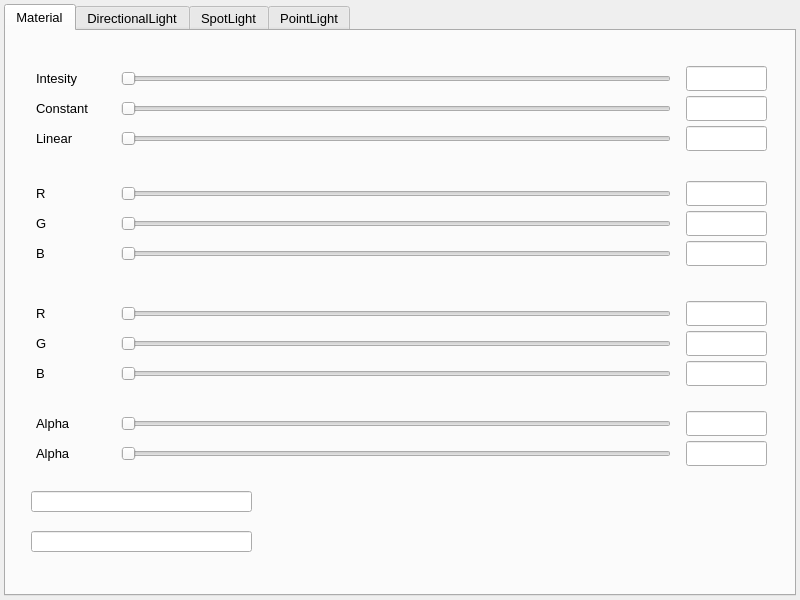
The window that mw4/gui/widgets/material.ui (mworion/MountWizzard4) describes before a commit, drawn with Qt 5.
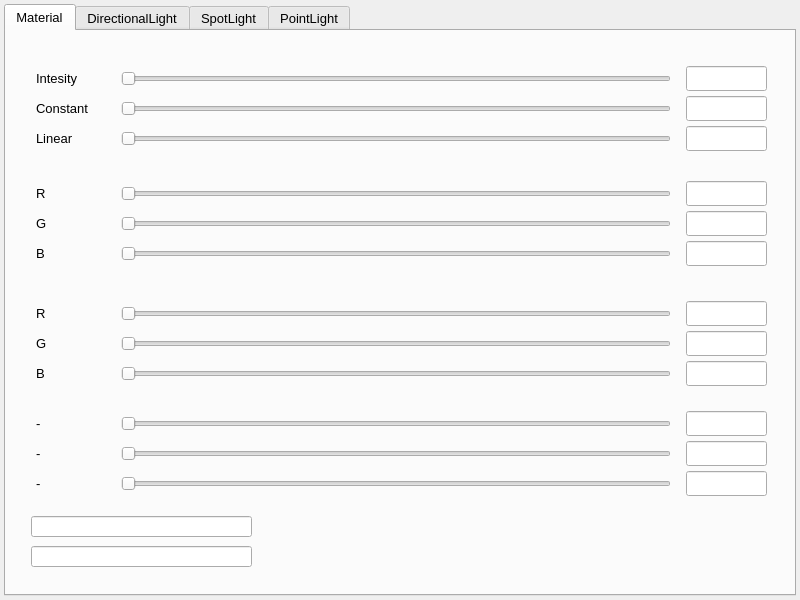
The same window after the commit.

```diff
--- a/mw4/gui/widgets/material.ui
+++ b/mw4/gui/widgets/material.ui
@@ -272,7 +272,7 @@
         </rect>
        </property>
        <property name="text">
-        <string>Alpha</string>
+        <string>-</string>
        </property>
       </widget>
       <widget class="QLabel" name="lr0">
@@ -381,7 +381,7 @@
        <property name="geometry">
         <rect>
          <x>25</x>
-         <y>460</y>
+         <y>485</y>
          <width>221</width>
          <height>21</height>
         </rect>
@@ -391,7 +391,7 @@
        <property name="geometry">
         <rect>
          <x>25</x>
-         <y>500</y>
+         <y>515</y>
          <width>221</width>
          <height>21</height>
         </rect>
@@ -533,7 +533,7 @@
         </rect>
        </property>
        <property name="text">
-        <string>Alpha</string>
+        <string>-</string>
        </property>
       </widget>
       <widget class="QLineEdit" name="mt1">
@@ -565,6 +565,48 @@
         <enum>Qt::Horizontal</enum>
        </property>
       </widget>
+      <widget class="QLineEdit" name="mt2">
+       <property name="geometry">
+        <rect>
+         <x>680</x>
+         <y>440</y>
+         <width>81</width>
+         <height>25</height>
+        </rect>
+       </property>
+      </widget>
+      <widget class="QSlider" name="ms2">
+       <property name="geometry">
+        <rect>
+         <x>115</x>
+         <y>440</y>
+         <width>550</width>
+         <height>25</height>
+        </rect>
+       </property>
+       <property name="maximum">
+        <number>1000</number>
+       </property>
+       <property name="pageStep">
+        <number>1</number>
+       </property>
+       <property name="orientation">
+        <enum>Qt::Horizontal</enum>
+       </property>
+      </widget>
+      <widget class="QLabel" name="l2">
+       <property name="geometry">
+        <rect>
+         <x>30</x>
+         <y>440</y>
+         <width>81</width>
+         <height>25</height>
+        </rect>
+       </property>
+       <property name="text">
+        <string>-</string>
+       </property>
+      </widget>
      </widget>
      <widget class="QWidget" name="tab_7">
       <attribute name="title">
```
